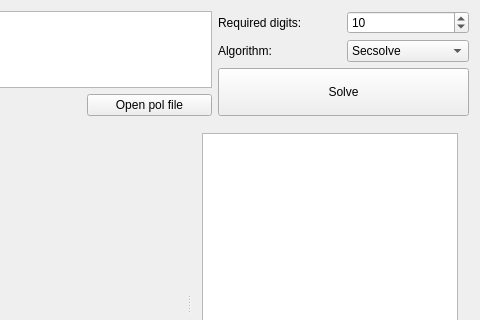
The window that src/xmpsolve/mainwindow.ui (robol/MPSolve) describes before a commit, drawn with Qt 5; both pictures show x 235 to 715 and y 0 to 320 of the 715 by 516 pixel window.
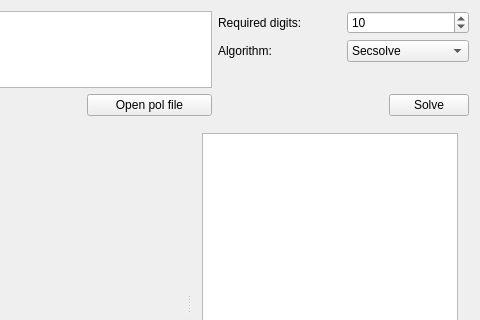
The same window after the commit. Custom widgets are drawn as their Qt base class.

```diff
--- a/src/xmpsolve/mainwindow.ui
+++ b/src/xmpsolve/mainwindow.ui
@@ -85,13 +85,6 @@
             </property>
            </widget>
           </item>
-          <item row="1" column="0">
-           <widget class="QLabel" name="label_3">
-            <property name="text">
-             <string>Algorithm:</string>
-            </property>
-           </widget>
-          </item>
           <item row="1" column="1">
            <widget class="QComboBox" name="algorithmComboBox">
             <item>
@@ -106,12 +99,32 @@
             </item>
            </widget>
           </item>
+          <item row="1" column="0">
+           <widget class="QLabel" name="label_3">
+            <property name="text">
+             <string>Algorithm:</string>
+            </property>
+           </widget>
+          </item>
+          <item row="2" column="1">
+           <spacer name="verticalSpacer">
+            <property name="orientation">
+             <enum>Qt::Vertical</enum>
+            </property>
+            <property name="sizeHint" stdset="0">
+             <size>
+              <width>20</width>
+              <height>40</height>
+             </size>
+            </property>
+           </spacer>
+          </item>
          </layout>
         </item>
-        <item row="1" column="1">
+        <item row="1" column="1" alignment="Qt::AlignRight">
          <widget class="QPushButton" name="solveButton">
           <property name="sizePolicy">
-           <sizepolicy hsizetype="Minimum" vsizetype="Expanding">
+           <sizepolicy hsizetype="Fixed" vsizetype="Fixed">
             <horstretch>0</horstretch>
             <verstretch>0</verstretch>
            </sizepolicy>
```
